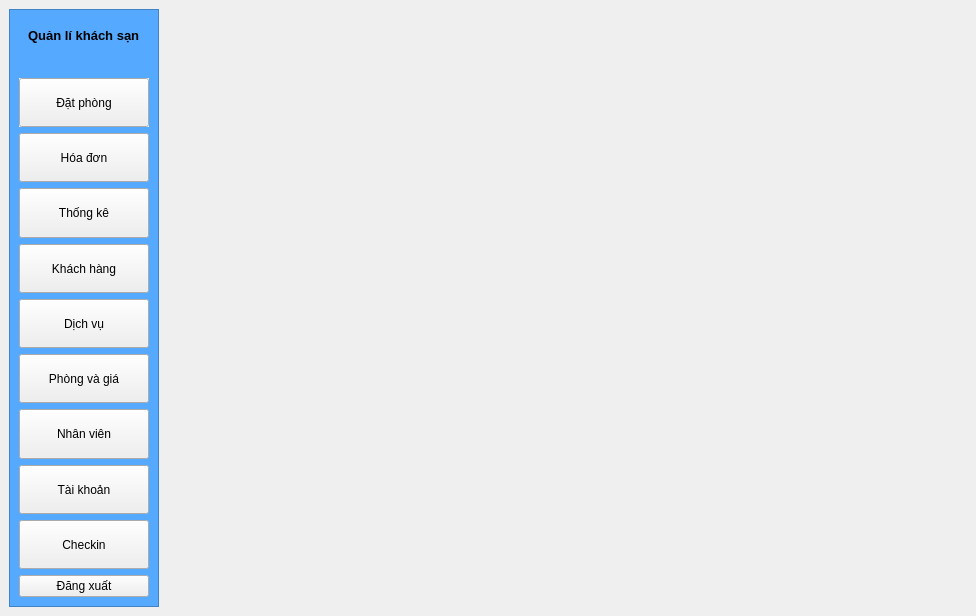
Qt form view/Menu/menu_ui.ui (loimaxto/DoAnPython) before a commit.
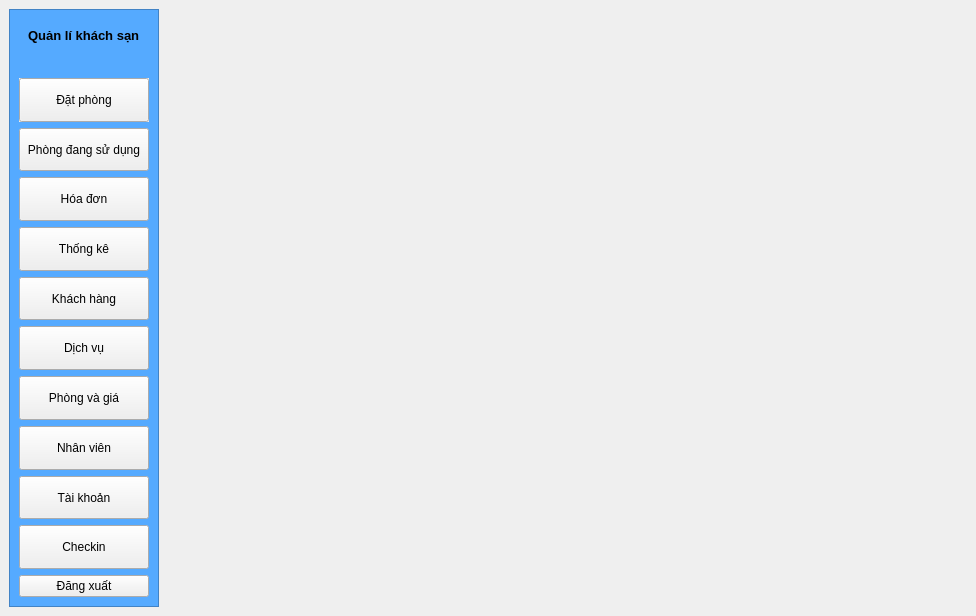
The same form after that commit.

Commit message: update, update hoadonId for phieuDatPhong

Patch:
```diff
--- a/view/Menu/menu_ui.ui
+++ b/view/Menu/menu_ui.ui
@@ -138,6 +138,25 @@
             </property>
            </widget>
           </item>
+          <item>
+           <widget class="QPushButton" name="phongSuDungBtn">
+            <property name="sizePolicy">
+             <sizepolicy hsizetype="Minimum" vsizetype="Preferred">
+              <horstretch>0</horstretch>
+              <verstretch>0</verstretch>
+             </sizepolicy>
+            </property>
+            <property name="cursor">
+             <cursorShape>ArrowCursor</cursorShape>
+            </property>
+            <property name="focusPolicy">
+             <enum>Qt::TabFocus</enum>
+            </property>
+            <property name="text">
+             <string>Phòng đang sử dụng</string>
+            </property>
+           </widget>
+          </item>
           <item>
            <widget class="QPushButton" name="hoadon_btn">
             <property name="sizePolicy">
```
The commit also changes 4 other files.
